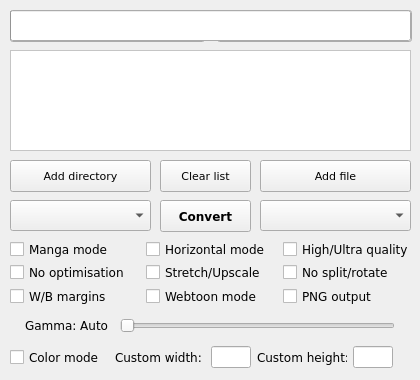
Old version of the form KCC-Linux.ui in the repository ciromattia/kcc.
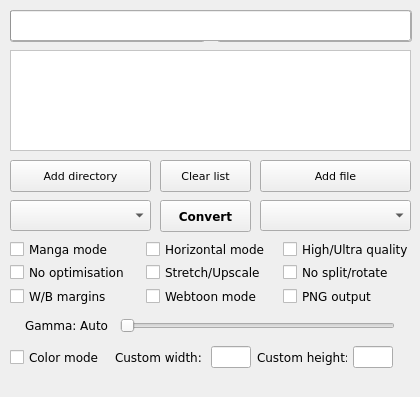
New version of the form. Icons and pictures are not drawn.

Commit message: Added status bar with links

```diff
--- a/KCC-Linux.ui
+++ b/KCC-Linux.ui
@@ -7,19 +7,19 @@
     <x>0</x>
     <y>0</y>
     <width>420</width>
-    <height>380</height>
+    <height>397</height>
    </rect>
   </property>
   <property name="minimumSize">
    <size>
     <width>420</width>
-    <height>380</height>
+    <height>397</height>
    </size>
   </property>
   <property name="maximumSize">
    <size>
     <width>420</width>
-    <height>380</height>
+    <height>397</height>
    </size>
   </property>
   <property name="font">
@@ -782,6 +782,17 @@
    <zorder>OptionsExpert</zorder>
    <zorder>ProgressBar</zorder>
   </widget>
+  <widget class="QStatusBar" name="statusBar">
+   <property name="font">
+    <font>
+     <family>DejaVu Sans</family>
+     <pointsize>8</pointsize>
+    </font>
+   </property>
+   <property name="sizeGripEnabled">
+    <bool>false</bool>
+   </property>
+  </widget>
   <action name="ActionBasic">
    <property name="checkable">
     <bool>true</bool>
```
The commit also changes 6 other files.
